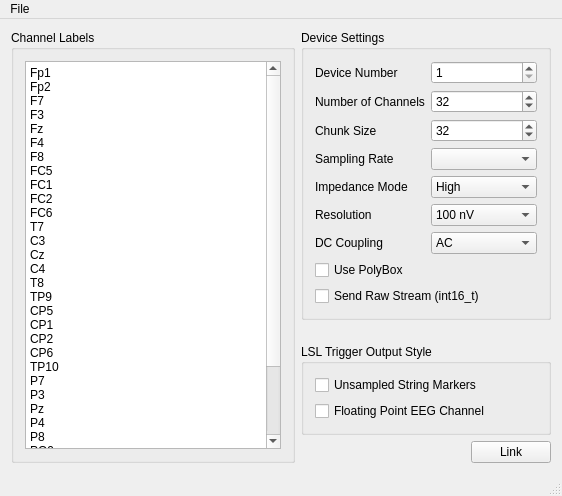
labstreaminglayer/App-BrainAmpSeries, file mainwindow.ui: the form before one commit.
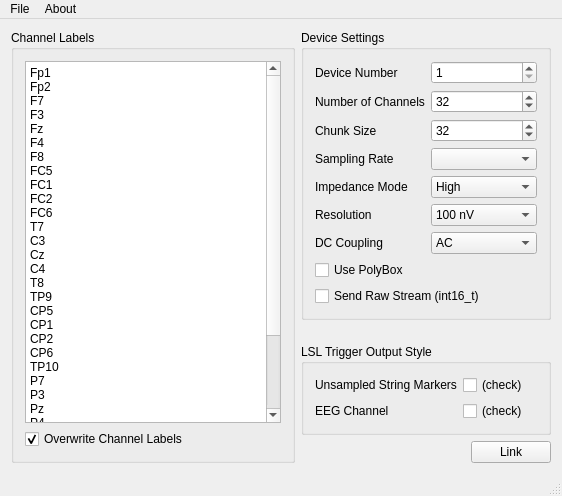
The form after the commit.

Commit message: EEG marker buffering bug fixed

```diff
--- a/mainwindow.ui
+++ b/mainwindow.ui
@@ -59,6 +59,16 @@
          </property>
         </widget>
        </item>
+       <item row="1" column="0">
+        <widget class="QCheckBox" name="overwriteChannelLabels">
+         <property name="text">
+          <string>Overwrite Channel Labels</string>
+         </property>
+         <property name="checked">
+          <bool>true</bool>
+         </property>
+        </widget>
+       </item>
       </layout>
      </widget>
     </item>
@@ -276,17 +286,37 @@
          <string>LSL Trigger Output Style</string>
         </property>
         <layout class="QFormLayout" name="formLayout_2">
-         <item row="0" column="0">
-          <widget class="QCheckBox" name="unsampledMarkers">
+         <item row="4" column="0">
+          <widget class="QLabel" name="label_8">
            <property name="text">
-            <string>Unsampled String Markers</string>
+            <string>EEG Channel</string>
            </property>
           </widget>
          </item>
-         <item row="2" column="0">
+         <item row="4" column="1">
           <widget class="QCheckBox" name="sampledMarkersEEG">
+           <property name="layoutDirection">
+            <enum>Qt::LeftToRight</enum>
+           </property>
            <property name="text">
-            <string>Floating Point EEG Channel</string>
+            <string>(check)</string>
+           </property>
+          </widget>
+         </item>
+         <item row="1" column="0">
+          <widget class="QLabel" name="label_9">
+           <property name="text">
+            <string>Unsampled String Markers</string>
+           </property>
+          </widget>
+         </item>
+         <item row="1" column="1">
+          <widget class="QCheckBox" name="unsampledMarkers">
+           <property name="layoutDirection">
+            <enum>Qt::LeftToRight</enum>
+           </property>
+           <property name="text">
+            <string>(check)</string>
            </property>
           </widget>
          </item>
@@ -339,7 +369,14 @@
     <addaction name="separator"/>
     <addaction name="actionQuit"/>
    </widget>
+   <widget class="QMenu" name="menuAbout">
+    <property name="title">
+     <string>About</string>
+    </property>
+    <addaction name="actionVersions"/>
+   </widget>
    <addaction name="menuFile"/>
+   <addaction name="menuAbout"/>
   </widget>
   <widget class="QStatusBar" name="statusBar"/>
   <action name="actionLoad_Configuration">
```
Left out of the diff: 36 changed lines with no effect on the pictures. The commit also changes 6 other files.
